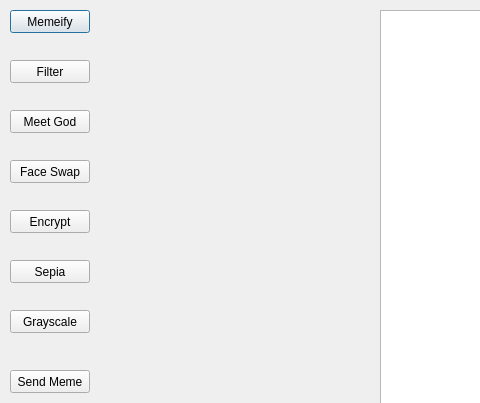
Above: mem-generator-ui/chatdialog.ui from tjlagrow/Meme-Machine before the change; both pictures show x 0 to 480 and y 0 to 403 of the 1076 by 485 pixel window. Below: the same form after it.
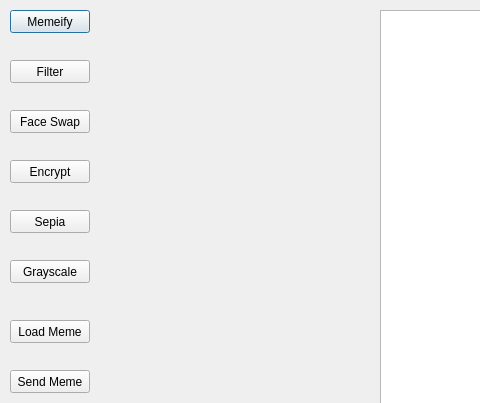
That is the form after the change.

Commit message: Add open function

Diff of the .ui file:
```diff
--- a/mem-generator-ui/chatdialog.ui
+++ b/mem-generator-ui/chatdialog.ui
@@ -130,20 +130,20 @@
    <property name="geometry">
     <rect>
      <x>10</x>
-     <y>110</y>
+     <y>320</y>
      <width>80</width>
      <height>23</height>
     </rect>
    </property>
    <property name="text">
-    <string>Meet God</string>
+    <string>Load Meme</string>
    </property>
   </widget>
   <widget class="QPushButton" name="pushButton_5">
    <property name="geometry">
     <rect>
      <x>10</x>
-     <y>160</y>
+     <y>110</y>
      <width>80</width>
      <height>23</height>
     </rect>
@@ -156,7 +156,7 @@
    <property name="geometry">
     <rect>
      <x>10</x>
-     <y>210</y>
+     <y>160</y>
      <width>80</width>
      <height>23</height>
     </rect>
@@ -169,7 +169,7 @@
    <property name="geometry">
     <rect>
      <x>10</x>
-     <y>260</y>
+     <y>210</y>
      <width>80</width>
      <height>23</height>
     </rect>
@@ -182,7 +182,7 @@
    <property name="geometry">
     <rect>
      <x>10</x>
-     <y>310</y>
+     <y>260</y>
      <width>80</width>
      <height>23</height>
     </rect>
```
The commit also changes 1 other file.
